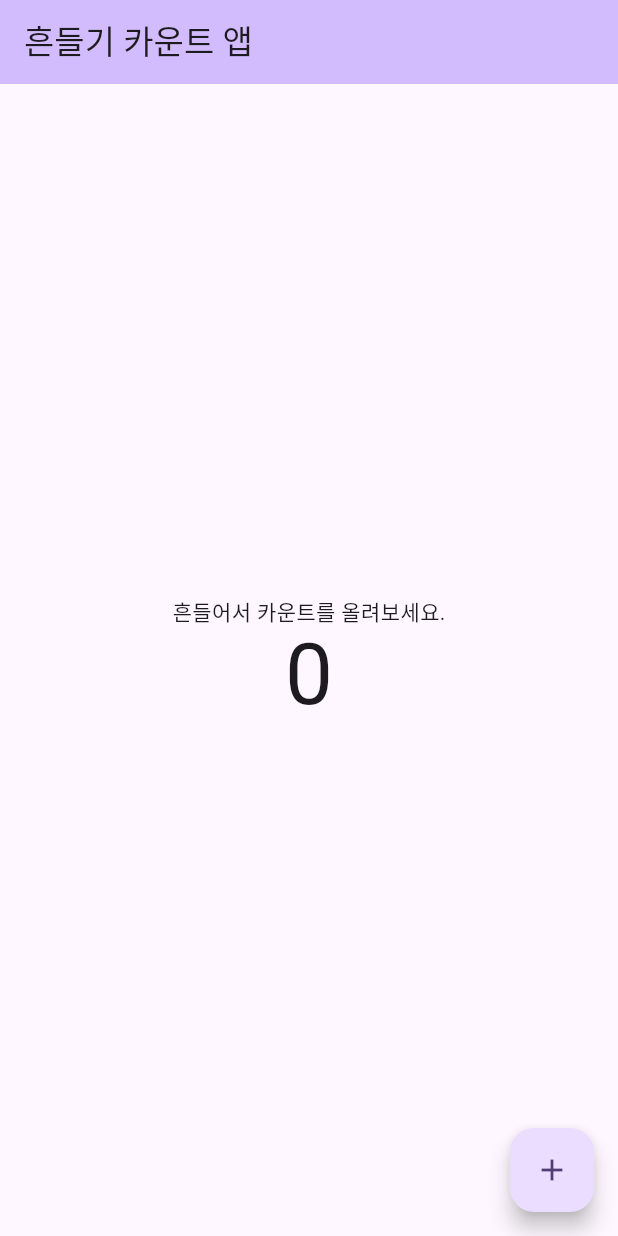
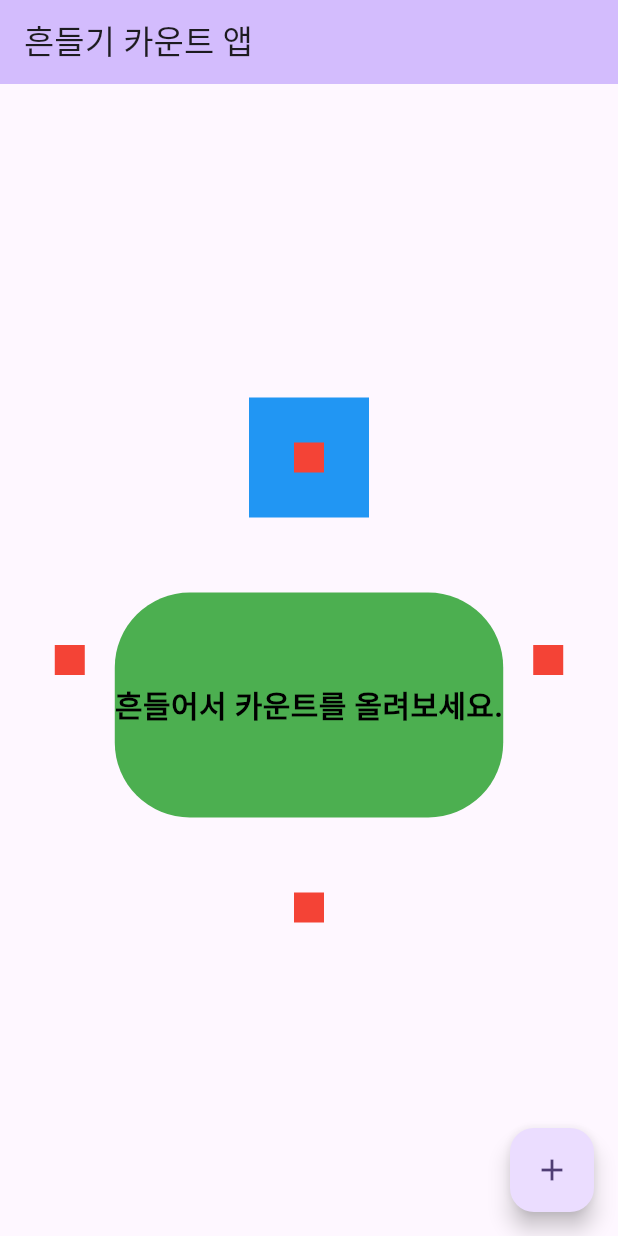
Before and after one commit to Bullets-jyr/shake_count_app_review, a Flutter app: the screen it shows after launch, on a phone screen of 412 x 824 dp. Run offline on Flutter 3.47's test engine with Material 3 defaults, Android fonts, the phone set to English and light mode, and no system bars; our stand-ins replace velocity_x; missing offline and left inert: shake.

Commit message:
08. velocity_x 라이브러리로 직관적인 코딩하기

```diff
--- a/lib/my_home_page.dart
+++ b/lib/my_home_page.dart
@@ -1,5 +1,7 @@
 import 'package:flutter/material.dart';
 import 'package:shake/shake.dart';
+import 'package:shake_count_app/red_box.dart';
+import 'package:velocity_x/velocity_x.dart';
 
 class MyHomePage extends StatefulWidget {
   const MyHomePage({super.key, required this.title});
@@ -76,31 +78,46 @@ class _MyHomePageState extends State<MyHomePage> with WidgetsBindingObserver {
         title: Text(widget.title),
       ),
       body: Center(
-        // Center is a layout widget. It takes a single child and positions it
-        // in the middle of the parent.
         child: Column(
-          // Column is also a layout widget. It takes a list of children and
-          // arranges them vertically. By default, it sizes itself to fit its
-          // children horizontally, and tries to be as tall as its parent.
-          //
-          // Column has various properties to control how it sizes itself and
-          // how it positions its children. Here we use mainAxisAlignment to
-          // center the children vertically; the main axis here is the vertical
-          // axis because Columns are vertical (the cross axis would be
-          // horizontal).
-          //
-          // TRY THIS: Invoke "debug painting" (choose the "Toggle Debug Paint"
-          // action in the IDE, or press "p" in the console), to see the
-          // wireframe for each widget.
           mainAxisAlignment: MainAxisAlignment.center,
           children: <Widget>[
-            const Text(
-              '흔들어서 카운트를 올려보세요.',
+            Row(
+              mainAxisAlignment: MainAxisAlignment.center,
+              children: [
+                const RedBox(),
+                Column(
+                  children: [
+                    const RedBox().box.padding(EdgeInsets.all(30)).color(Colors.blue).make(),
+                    '흔들어서 카운트를 올려보세요.'
+                        .text
+                        .color(Colors.red)
+                        .bold
+                        .white
+                        .black
+                        .size(20)
+                        // .make()
+                        .isIntrinsic
+                        .makeCentered()
+                        .box
+                        // .rounded
+                        .withRounded(value: 50)
+                        .color(Colors.green)
+                        .height(150)
+                        .make()
+                        .pSymmetric(h: 20, v: 50),
+                    const RedBox(),
+                  ],
+                ),
+                const RedBox(),
+              ],
             ),
-            Text(
-              '$_counter',
-              style: Theme.of(context).textTheme.displayLarge,
-            ),
+            // ValueListenableBuilder(
+            //   valueListenable: _counter,
+            //   builder: (BuildContext context, int value, Widget? child) => Text(
+            //     '${_counter.value}',
+            //     style: Theme.of(context).textTheme.displayLarge,
+            //   ),
+            // ),
           ],
         ),
       ),
--- /dev/null
+++ b/lib/red_box.dart
@@ -0,0 +1,11 @@
+import 'package:flutter/material.dart';
+import 'package:velocity_x/velocity_x.dart';
+
+class RedBox extends StatelessWidget {
+  const RedBox({
+    super.key,
+  });
+
+  @override
+  Widget build(BuildContext context) => Container().box.color(Colors.red).size(20, 20).make();
+}
--- a/pubspec.yaml
+++ b/pubspec.yaml
@@ -36,6 +36,7 @@ dependencies:
   # Use with the CupertinoIcons class for iOS style icons.
   cupertino_icons: ^1.0.2
   shake: ^2.2.0
+  velocity_x: ^4.1.2
 
 dev_dependencies:
   flutter_test:
```
Also changed, not shown: pubspec.lock.
